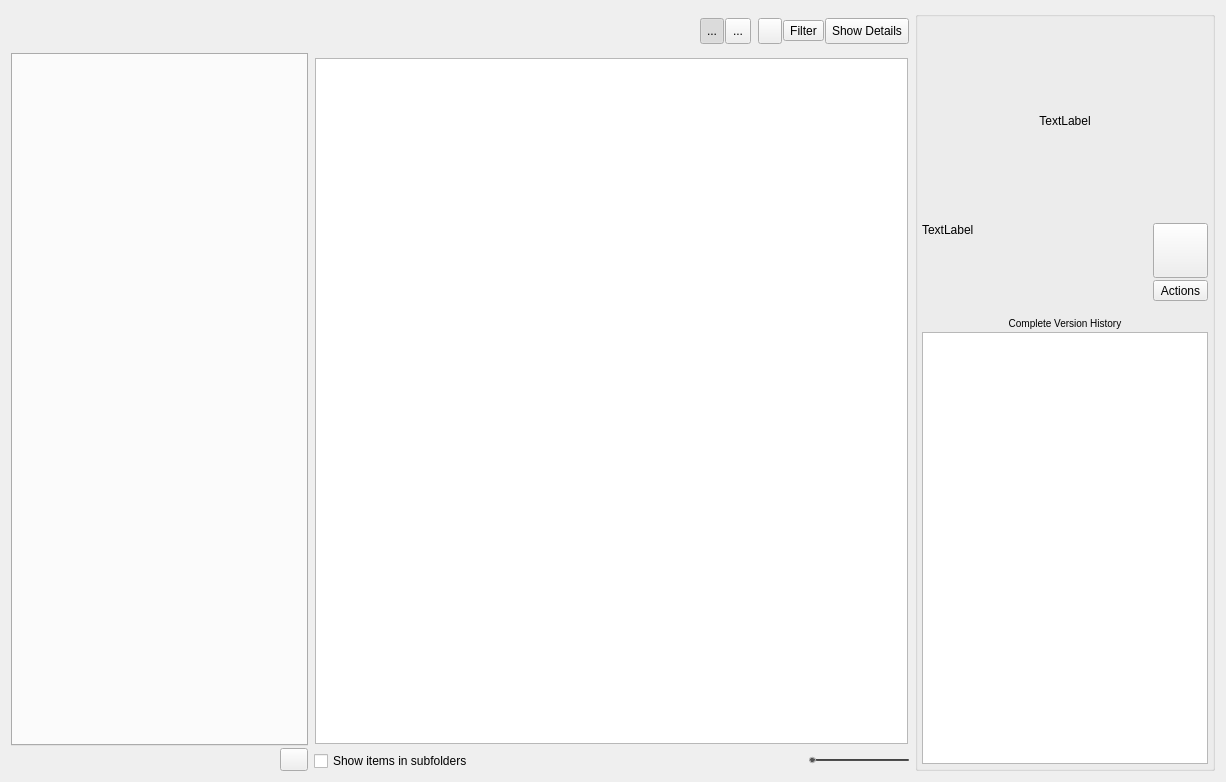
The window that resources/dialog.ui (shotgunsoftware/tk-multi-loader2) describes before a commit, drawn with Qt 5.
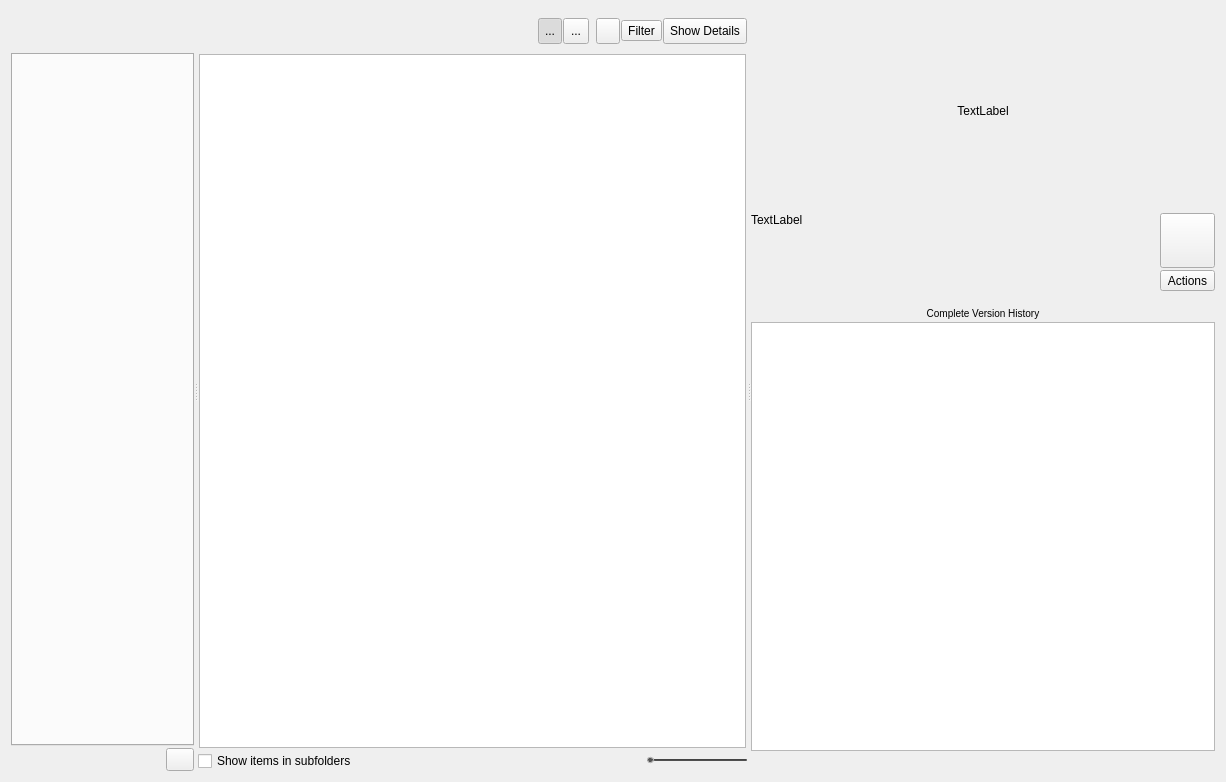
The same window after the commit. Icons and pictures are not drawn. Custom widgets are drawn as their Qt base class.

Commit message:
Add splitter to resize left and right side panels.
* Restore the splitter state on open/close

What changed in the file:
```diff
--- a/resources/dialog.ui
+++ b/resources/dialog.ui
@@ -13,12 +13,41 @@
   <property name="windowTitle">
    <string>Load items into your scene</string>
   </property>
-  <layout class="QHBoxLayout" name="horizontalLayout_3" stretch="1,2,0">
+  <layout class="QVBoxLayout" name="verticalLayout_5">
    <item>
-    <layout class="QVBoxLayout" name="left_area">
+    <widget class="QSplitter" name="splitter">
+     <property name="sizePolicy">
+      <sizepolicy hsizetype="Expanding" vsizetype="Expanding">
+       <horstretch>0</horstretch>
+       <verstretch>0</verstretch>
+      </sizepolicy>
+     </property>
+     <property name="orientation">
+      <enum>Qt::Horizontal</enum>
+     </property>
+     <widget class="QWidget" name="left_area_widget" native="true">
+      <property name="sizePolicy">
+       <sizepolicy hsizetype="Expanding" vsizetype="Expanding">
+        <horstretch>0</horstretch>
+        <verstretch>0</verstretch>
+       </sizepolicy>
+      </property>
+      <layout class="QVBoxLayout" name="verticalLayout_2">
      <property name="spacing">
       <number>2</number>
      </property>
+       <property name="leftMargin">
+        <number>0</number>
+       </property>
+       <property name="topMargin">
+        <number>0</number>
+       </property>
+       <property name="rightMargin">
+        <number>0</number>
+       </property>
+       <property name="bottomMargin">
+        <number>0</number>
+       </property>
      <item>
       <layout class="QHBoxLayout" name="top_toolbar">
        <item>
@@ -163,7 +192,7 @@
       <widget class="QTabWidget" name="entity_preset_tabs">
        <property name="maximumSize">
         <size>
-         <width>300</width>
+           <width>16777215</width>
          <height>16777202</height>
         </size>
        </property>
@@ -222,9 +251,30 @@
       </layout>
      </item>
     </layout>
-   </item>
-   <item>
-    <layout class="QVBoxLayout" name="middle_area">
+     </widget>
+     <widget class="QWidget" name="middle_area_widget" native="true">
+      <property name="sizePolicy">
+       <sizepolicy hsizetype="Expanding" vsizetype="Expanding">
+        <horstretch>0</horstretch>
+        <verstretch>0</verstretch>
+       </sizepolicy>
+      </property>
+      <layout class="QVBoxLayout" name="verticalLayout">
+       <property name="spacing">
+        <number>2</number>
+       </property>
+       <property name="leftMargin">
+        <number>0</number>
+       </property>
+       <property name="topMargin">
+        <number>0</number>
+       </property>
+       <property name="rightMargin">
+        <number>0</number>
+       </property>
+       <property name="bottomMargin">
+        <number>0</number>
+       </property>
      <item>
       <layout class="QHBoxLayout" name="horizontalLayout_2">
        <property name="spacing">
@@ -535,39 +585,41 @@
       </layout>
      </item>
     </layout>
-   </item>
-   <item>
-    <widget class="QGroupBox" name="details">
+     </widget>
+     <widget class="QWidget" name="details" native="true">
+      <property name="sizePolicy">
+       <sizepolicy hsizetype="Expanding" vsizetype="Preferred">
+        <horstretch>0</horstretch>
+        <verstretch>0</verstretch>
+       </sizepolicy>
+      </property>
      <property name="minimumSize">
       <size>
-       <width>300</width>
+        <width>0</width>
        <height>0</height>
       </size>
      </property>
      <property name="maximumSize">
       <size>
-       <width>300</width>
+        <width>16777215</width>
        <height>16777215</height>
       </size>
      </property>
-     <property name="title">
-      <string/>
-     </property>
      <layout class="QVBoxLayout" name="verticalLayout_3">
       <property name="spacing">
        <number>2</number>
       </property>
       <property name="leftMargin">
-       <number>4</number>
+        <number>0</number>
       </property>
       <property name="topMargin">
-       <number>4</number>
+        <number>0</number>
       </property>
       <property name="rightMargin">
-       <number>4</number>
+        <number>0</number>
       </property>
       <property name="bottomMargin">
-       <number>4</number>
+        <number>0</number>
       </property>
       <item>
        <layout class="QHBoxLayout" name="horizontalLayout">
@@ -728,6 +780,11 @@
        </layout>
       </item>
       <item>
+        <layout class="QVBoxLayout" name="verticalLayout_6">
+         <property name="spacing">
+          <number>2</number>
+         </property>
+         <item>
        <widget class="QLabel" name="version_history_label">
         <property name="sizePolicy">
          <sizepolicy hsizetype="Preferred" vsizetype="Maximum">
@@ -766,6 +823,29 @@
        </widget>
       </item>
      </layout>
+       </item>
+       <item>
+        <layout class="QHBoxLayout" name="horizontalLayout_3">
+         <property name="spacing">
+          <number>2</number>
+         </property>
+         <item>
+          <spacer name="horizontalSpacer_6">
+           <property name="orientation">
+            <enum>Qt::Horizontal</enum>
+           </property>
+           <property name="sizeHint" stdset="0">
+            <size>
+             <width>40</width>
+             <height>20</height>
+            </size>
+           </property>
+          </spacer>
+         </item>
+        </layout>
+       </item>
+      </layout>
+     </widget>
     </widget>
    </item>
   </layout>
```
Left out of the diff: 1 changed line with no effect on the pictures. Lines whose indentation alone changed are shown as unchanged. The commit also changes 9 other files.
